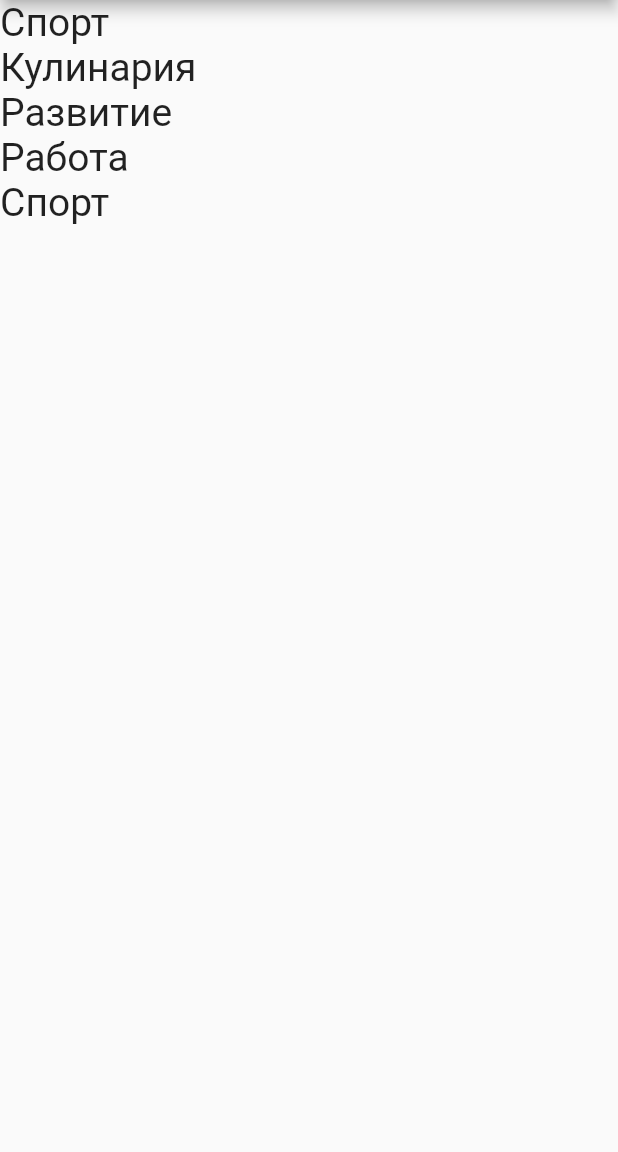
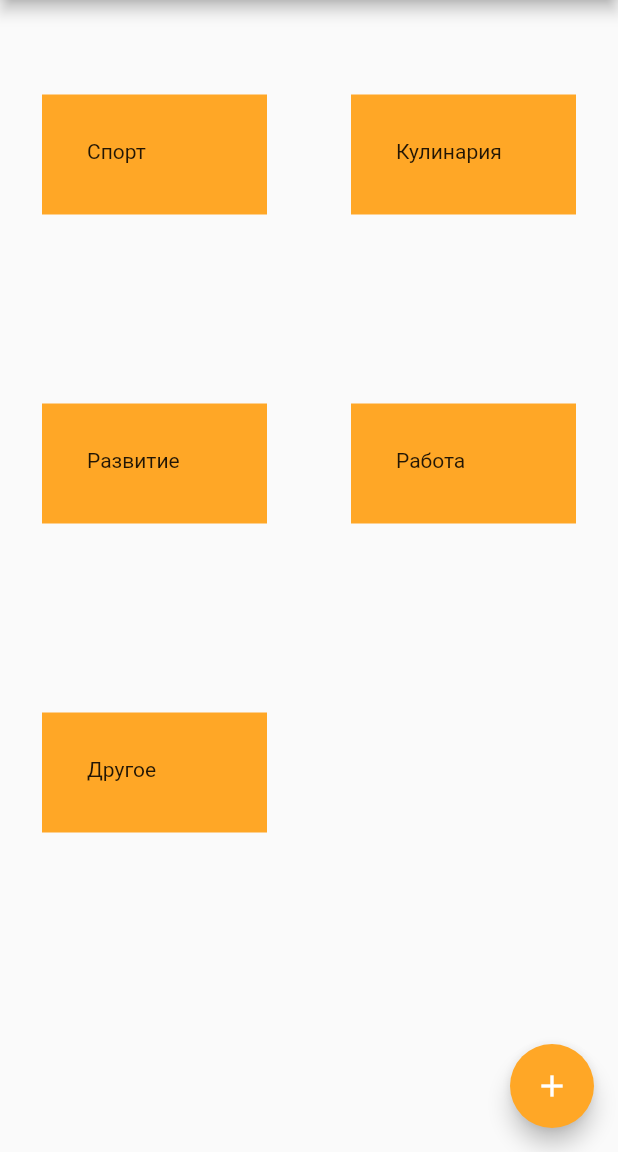
Before and after one commit to devrimma/timer, a Flutter app: the screen it shows after launch, on a phone screen of 412 x 824 dp, the part 84-1236 px from its top. Run offline on Flutter 3.47's test engine with Material 2 defaults, Android fonts, the phone set to English and light mode, and no system bars.

Commit message:
created category

```diff
--- a/lib/main.dart
+++ b/lib/main.dart
@@ -16,7 +16,7 @@ class _MyAppState extends State<MyApp> {
     Category(name: "Кулинария"),
     Category(name: "Развитие"),
     Category(name: "Работа"),
-    Category(name: "Спорт"),
+    Category(name: "Другое"),
   ];
 
   @override
@@ -36,33 +36,31 @@ class _MyAppState extends State<MyApp> {
           backgroundColor: Colors.orange[400],
         ),
         body: Container(
-          child: ListView.builder(
-            itemCount: category.length,
-            itemBuilder: (_, index) => Wrap(
-              children: [ Row(
-                // width: 200,
-                // height: 150,
-                // margin: EdgeInsets.all(30),
-                // color: Colors.orange[400],
-                children: [
-                  Container( child: Text(
-                    "${category[index].name}",
-                    style: TextStyle(
-                      fontSize: 26,
-                    ),
-                    ),
-                ),
-              ],
-                ),
-            ],
-            ),
+          child: GridView.count(
+            crossAxisCount: 2,
+            children: List.generate(
+                category.length,
+                (index) => Center(
+                      child: Container(
+                        height: 80,
+                        width: 150,
+                        decoration: BoxDecoration(
+                          color: Colors.orange[400],
+                        ),
+                        padding: const EdgeInsets.all(30),
+                        child: Text("${category[index].name}"),
+                      ),
+                    )),
           ),
         ),
+        floatingActionButton: FloatingActionButton(
+          child: Icon(Icons.add),
+          backgroundColor: Colors.orange[400],
+          onPressed: () {
+            print("Добавить");
+          },
+        ),
       ),
-      // floatingActionButton: FloatingActionButton(
-      //   child: Icon(Icons.add),
-      //   backgroundColor: Colors.orange[400],
-      // ),
     );
   }
 }
```
